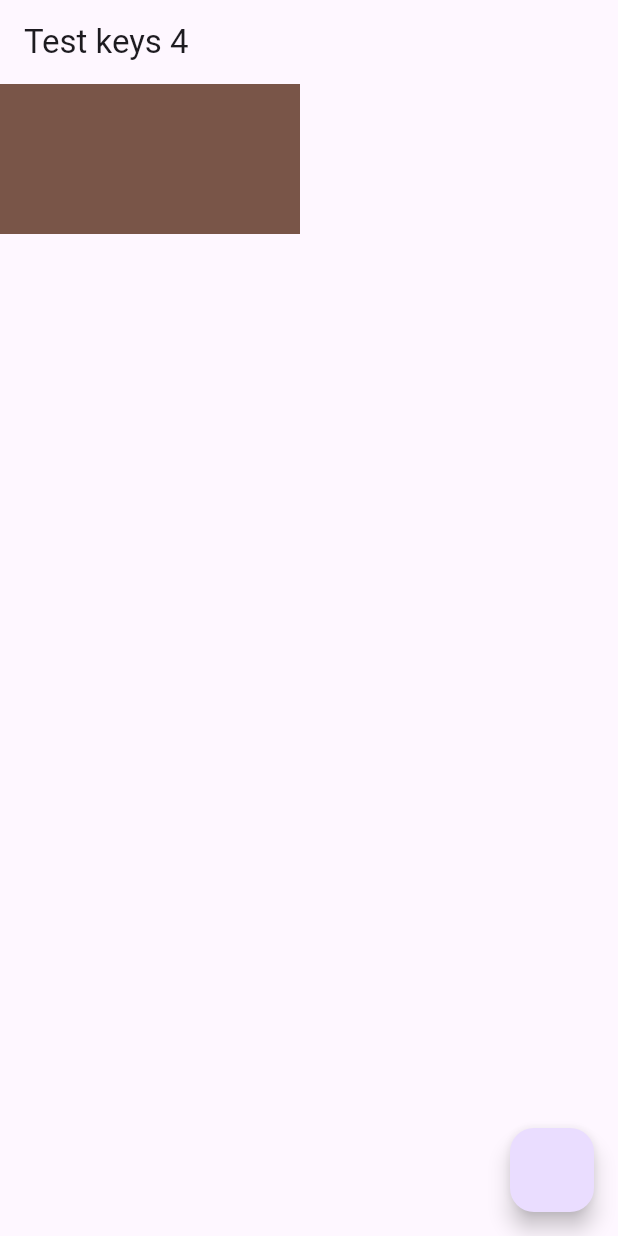
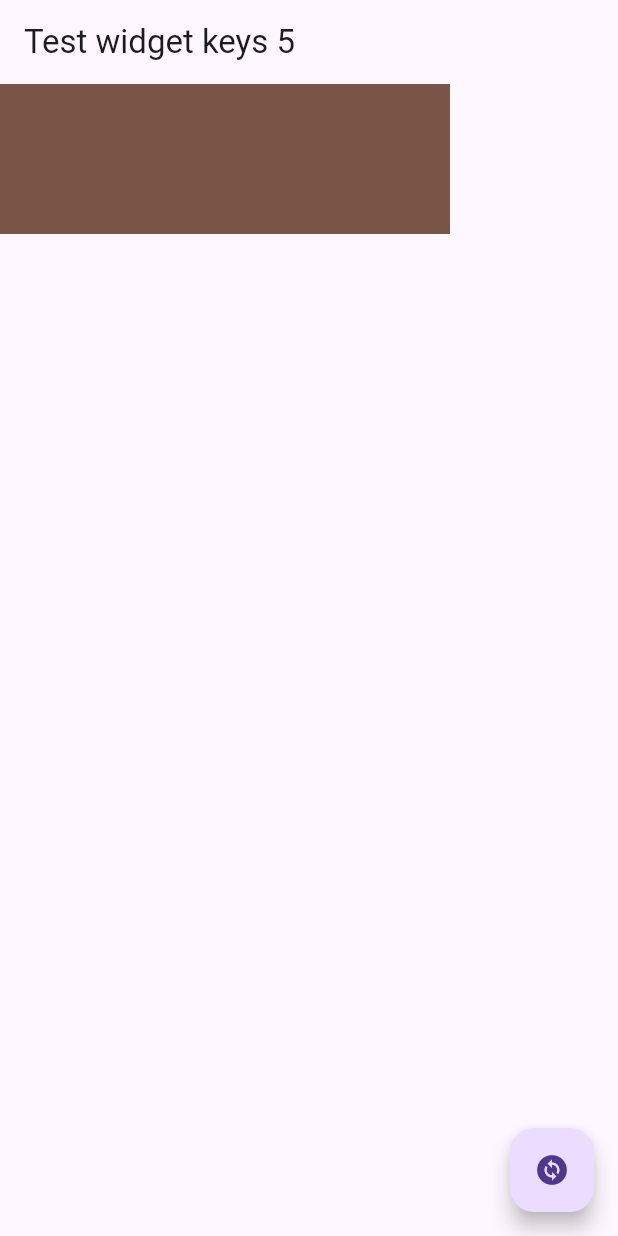
Before and after one commit to sb-dor/yandex_flutter_handbook, a Flutter app: the screen it shows after launch, on a phone screen of 412 x 824 dp. Run offline on Flutter 3.47's test engine with Material 3 defaults, Android fonts, the phone set to English and light mode, and no system bars; our stand-ins replace clock.

Commit message:
learning about keys

```diff
--- a/lib/main.dart
+++ b/lib/main.dart
@@ -6,7 +6,8 @@ import 'package:yandex_flutter_handbook/test_widget_keys.dart';
 import 'test_widget_keys_2.dart';
 import 'test_widget_keys_3.dart';
 import 'test_widget_keys_4.dart';
+import 'test_widget_keys_5.dart';
 
 void main() {
-  runApp(MaterialApp(home: TestWidgetKeys4()));
+  runApp(MaterialApp(home: TestWidgetKeys5()));
 }
--- /dev/null
+++ b/lib/test_widget_keys_5.dart
@@ -0,0 +1,81 @@
+import 'dart:math';
+
+import 'package:flutter/material.dart';
+
+class TestWidgetKeys5 extends StatefulWidget {
+  const TestWidgetKeys5({super.key});
+
+  @override
+  State<TestWidgetKeys5> createState() => _TestWidgetKeys5State();
+}
+
+class _TestWidgetKeys5State extends State<TestWidgetKeys5> {
+  List<Widget> _children = [];
+
+  @override
+  void initState() {
+    super.initState();
+    _children = [
+      _TestDidUpdateWidgetNoKeys(
+        color: Colors.primaries[Random().nextInt(Colors.primaries.length)],
+      ),
+      _TestDidUpdateWidgetNoKeys(
+        color: Colors.primaries[Random().nextInt(Colors.primaries.length)],
+      ),
+      _TestDidUpdateWidgetNoKeys(
+        color: Colors.primaries[Random().nextInt(Colors.primaries.length)],
+      ),
+    ];
+  }
+
+  @override
+  Widget build(BuildContext context) {
+    return Scaffold(
+      appBar: AppBar(title: Text("Test widget keys 5")),
+      floatingActionButton: FloatingActionButton(
+        onPressed: () {
+          setState(() {
+            final copiedList = List.of(_children)..shuffle();
+            _children = copiedList;
+          });
+        },
+        child: Icon(Icons.change_circle),
+      ),
+      body: SafeArea(
+        child: CustomScrollView(
+          slivers: [SliverToBoxAdapter(child: Row(children: _children))],
+        ),
+      ),
+    );
+  }
+}
+
+class _TestDidUpdateWidgetNoKeys extends StatefulWidget {
+  const _TestDidUpdateWidgetNoKeys({super.key, required this.color});
+
+  final Color color;
+
+  @override
+  State<_TestDidUpdateWidgetNoKeys> createState() => _TestDidUpdateWidgetNoKeysState();
+}
+
+class _TestDidUpdateWidgetNoKeysState extends State<_TestDidUpdateWidgetNoKeys> {
+  Color? _color;
+
+  @override
+  void initState() {
+    super.initState();
+    _color = widget.color;
+  }
+
+  @override
+  void didUpdateWidget(covariant _TestDidUpdateWidgetNoKeys oldWidget) {
+    _color = widget.color;
+    super.didUpdateWidget(oldWidget);
+  }
+
+  @override
+  Widget build(BuildContext context) {
+    return Container(width: 100, height: 100, color: _color);
+  }
+}
```
